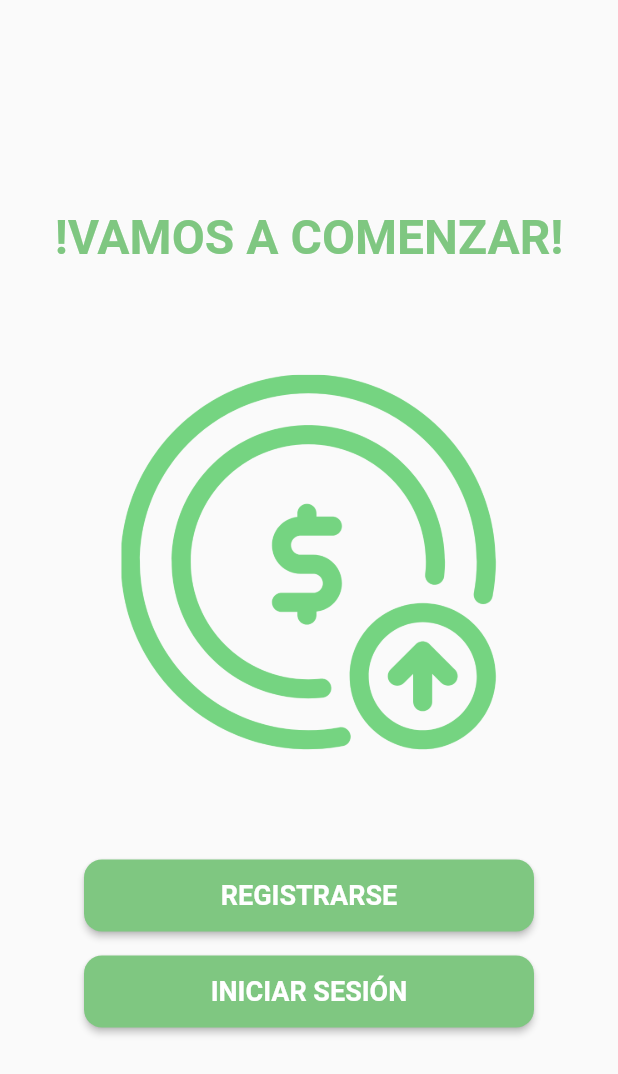
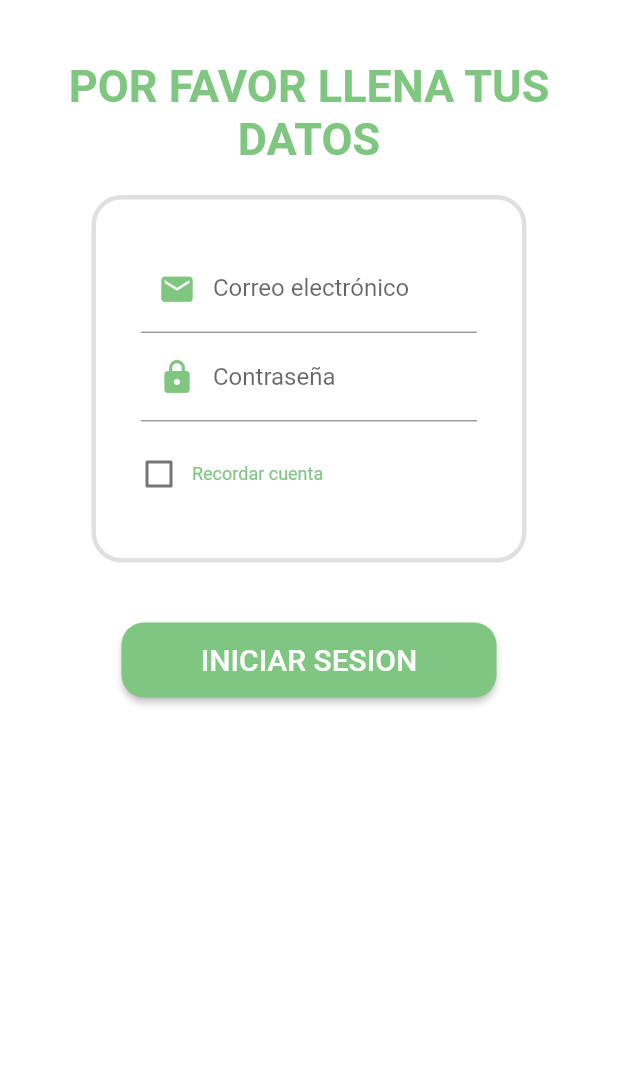
Before and after one commit to fecheverry/E-FOOD, a Flutter app: the StartPage screen opened directly, after a tap on "INICIAR SESIÓN", on a phone screen of 412 x 824 dp. Shown: the top 1074 px of the screen. Run offline on Flutter 3.47's test engine with Material 2 defaults, Android fonts, the light colour scheme and no system bars; our stand-ins replace get.

Commit message:
Vista de registro y de login

```diff
--- /dev/null
+++ b/lib/ui/pages/login_page.dart
@@ -0,0 +1,121 @@
+import 'package:flutter/material.dart';
+
+class LoginPage extends StatelessWidget {
+  const LoginPage({Key? key}) : super(key: key);
+
+  @override
+  Widget build(BuildContext context) {
+    return Scaffold(
+      backgroundColor: Colors.white,
+      body: SingleChildScrollView(
+        physics: const ClampingScrollPhysics(),
+        child: Column(
+          children: [
+            const SizedBox(
+              height: 40,
+            ),
+            const Text(
+              'POR FAVOR LLENA TUS DATOS',
+              textAlign: TextAlign.center,
+              style: TextStyle(
+                fontSize: 30.0,
+                fontWeight: FontWeight.bold,
+                color: Color.fromARGB(255, 127, 199, 129),
+              ),
+            ),
+            const SizedBox(height: 20),
+            SizedBox(
+              height: 245,
+              width: 290,
+              child: Container(
+                decoration: BoxDecoration(
+                  color: Colors.white,
+                  borderRadius: BorderRadius.circular(20.0),
+                  border: Border.all(
+                    width: 3,
+                    color: Colors.grey.shade300,
+                  ),
+                ),
+                child: Padding(
+                  padding: const EdgeInsets.all(30),
+                  child: Column(
+                    children: [
+                      TextField(
+                        decoration: InputDecoration(
+                          labelText: 'Correo electrónico',
+                          prefixIcon: const Icon(Icons.email,
+                              color: Color.fromARGB(255, 127, 199, 129),
+                              size: 25),
+                          border: UnderlineInputBorder(
+                            borderSide: BorderSide(color: Colors.grey.shade300),
+                          ),
+                        ),
+                      ),
+                      TextField(
+                        decoration: InputDecoration(
+                          labelText: 'Contraseña',
+                          prefixIcon: const Icon(Icons.lock,
+                              color: Color.fromARGB(255, 127, 199, 129),
+                              size: 25),
+                          border: UnderlineInputBorder(
+                            borderSide: BorderSide(color: Colors.grey.shade300),
+                          ),
+                        ),
+                      ),
+                      const SizedBox(
+                        height: 15,
+                      ),
+                      Row(
+                        children: [
+                          SizedBox(
+                            height: 40,
+                            width: 24.0,
+                            child: Checkbox(
+                              value: false,
+                              onChanged: (value) {},
+                            ),
+                          ),
+                          const SizedBox(width: 10.0),
+                          const Text(
+                            'Recordar cuenta',
+                            style: TextStyle(
+                              color: Color.fromARGB(255, 127, 199, 129),
+                              fontSize: 12.0,
+                            ),
+                          ),
+                        ],
+                      ),
+                    ],
+                  ),
+                ),
+              ),
+            ),
+            const SizedBox(
+              height: 40,
+            ),
+            SizedBox(
+              width: 250,
+              height: 50.0,
+              child: ElevatedButton(
+                onPressed: () {},
+                style: ElevatedButton.styleFrom(
+                  backgroundColor: const Color.fromARGB(255, 127, 199, 129),
+                  shape: RoundedRectangleBorder(
+                    borderRadius: BorderRadius.circular(15.0),
+                  ),
+                ),
+                child: const Text(
+                  'INICIAR SESION',
+                  style: TextStyle(
+                    color: Colors.white,
+                    fontSize: 20.0,
+                  ),
+                ),
+              ),
+            ),
+          ],
+        ),
+      ),
+    );
+  }
+}
--- a/lib/ui/pages/start_page.dart
+++ b/lib/ui/pages/start_page.dart
@@ -1,4 +1,7 @@
+import 'package:e_food/ui/pages/login_page.dart';
+import 'package:e_food/ui/pages/register_page.dart';
 import 'package:flutter/material.dart';
+import 'package:get/get.dart';
 
 class StartPage extends StatelessWidget {
   const StartPage({Key? key}) : super(key: key);
@@ -27,9 +30,10 @@ class StartPage extends StatelessWidget {
             const SizedBox(height: 48),
             ElevatedButton(
               onPressed: () {
-                // Acción al presionar el botón
+              Get.to(() => const RegisterPage());
               },
               style: ElevatedButton.styleFrom(
+
                 backgroundColor: const Color.fromARGB(255, 127, 199, 129),
                 shape: RoundedRectangleBorder(
                   borderRadius: BorderRadius.circular(12),
@@ -48,7 +52,7 @@ class StartPage extends StatelessWidget {
             const SizedBox(height: 16),
             ElevatedButton(
               onPressed: () {
-                // Acción al presionar el botón
+                Get.to(() => const LoginPage());
               },
               style: ElevatedButton.styleFrom(
                 backgroundColor: const Color.fromARGB(255, 127, 199, 129),
```
Also changed, not shown: lib/ui/home.dart (+7 -5 lines), lib/ui/pages/register_page.dart (added, +160 -0 lines).
